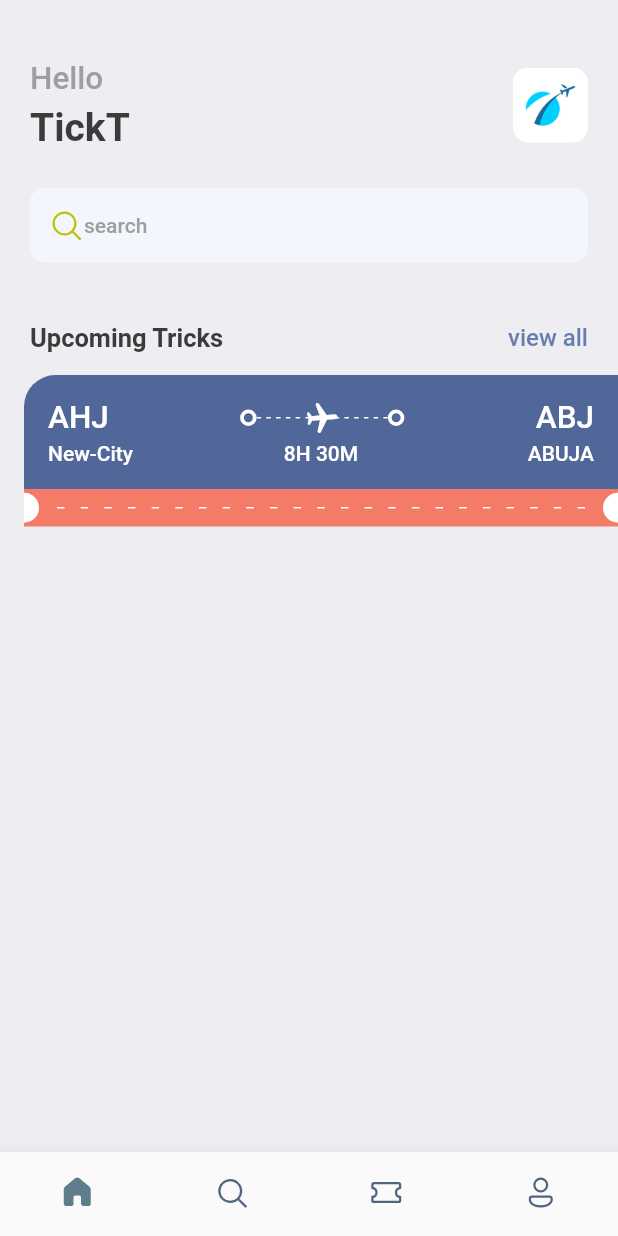
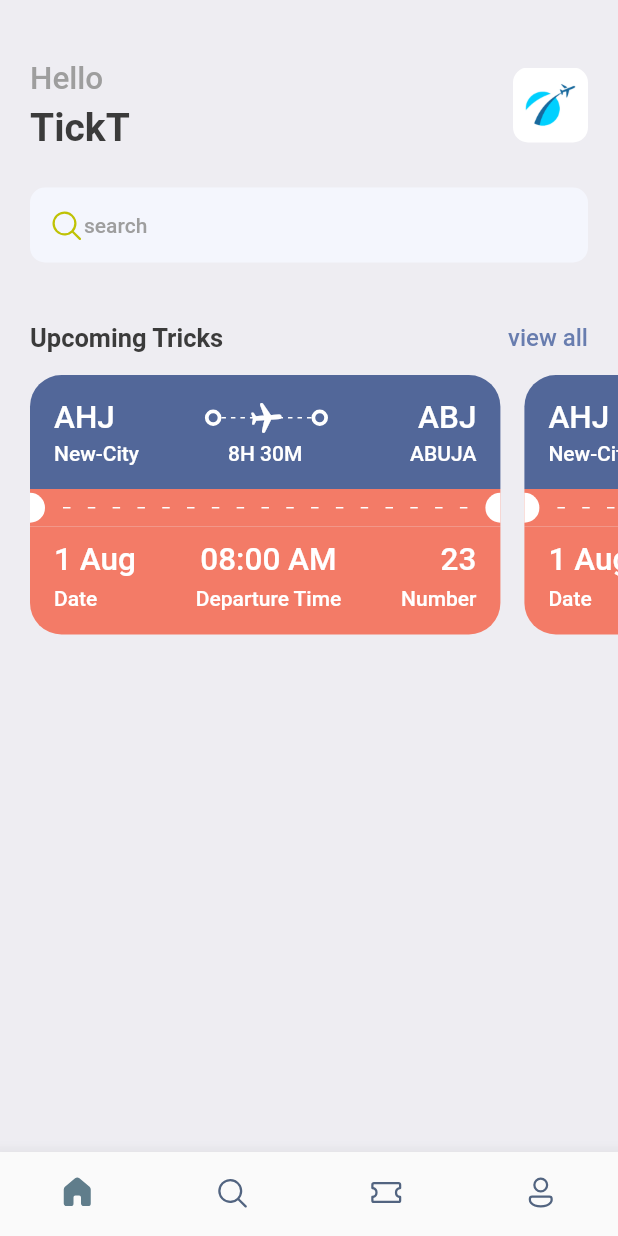
Before and after one commit to theclassical-dev/flutter-ticketTest, a Flutter app: the screen it shows after launch, on a phone screen of 412 x 824 dp. Run offline on Flutter 3.47's test engine with Material 2 defaults, Android fonts, the phone set to English and light mode, and no system bars; our stand-ins replace fluentui_icons, gap.

Commit message:
singleScrollView implementend with the card

```diff
--- a/lib/screens/home_screen.dart
+++ b/lib/screens/home_screen.dart
@@ -87,7 +87,16 @@ class HomeScreen extends StatelessWidget {
           ),
           //first scroll
           const Gap(15),
-          TickView()
+          SingleChildScrollView(
+            scrollDirection: Axis.horizontal,
+            padding: const EdgeInsets.only(left: 20),
+            child: Row(
+              children: const [
+                TickView(),
+                TickView()
+              ],
+            ),
+          )
         ],
       ),
     );
--- a/lib/screens/tick_view.dart
+++ b/lib/screens/tick_view.dart
@@ -12,10 +12,10 @@ class TickView extends StatelessWidget {
   Widget build(BuildContext context) {
     final size = AppLayout.getSize(context);
     return SizedBox(
-      width: size.width,
+      width: size.width*0.8,
       height: 200,
       child: Container(
-        margin: const EdgeInsets.only(left: 16),
+        margin: const EdgeInsets.only(right: 16),
         child: Column(
           mainAxisSize: MainAxisSize.min,
           children: [
@@ -25,7 +25,7 @@ class TickView extends StatelessWidget {
             Container(
               decoration: const BoxDecoration(
                 color: Color(0xFF526799),
-                borderRadius: BorderRadius.only(topLeft: Radius.circular(21))
+                borderRadius: BorderRadius.only(topLeft: Radius.circular(21), topRight: Radius.circular(21))
               ),
               padding: const EdgeInsets.all(16),
               child: Column(
@@ -147,7 +147,61 @@ class TickView extends StatelessWidget {
                   ),
                 ],
               ),
-            )
+            ),
+            /*
+            * bottom part of the orange card/ticket
+            * */
+            Container(
+              decoration: BoxDecoration(
+                  color: Styles.orangeColor,
+                  borderRadius: BorderRadius.only(bottomLeft: Radius.circular(21),
+                  bottomRight: Radius.circular(21)
+                  )
+              ),
+              padding: const EdgeInsets.only(left: 16, top: 10, right: 16, bottom: 16),
+              child: Column(
+                children: [
+                  Row(
+                    mainAxisAlignment: MainAxisAlignment.spaceBetween,
+                    children: [
+                      //first column
+                      Column(
+                        crossAxisAlignment: CrossAxisAlignment.start,
+                        children: [
+                          Text("1 Aug",
+                          style: Styles.headLineStyle3.copyWith(color: Colors.white),),
+                          const Gap(5),
+                          Text("Date",
+                          style: Styles.headLineStyle4.copyWith(color: Colors.white),)
+                        ],
+                      ),
+                      //second column
+                      Column(
+                        crossAxisAlignment: CrossAxisAlignment.center,
+                        children: [
+                          Text("08:00 AM",
+                            style: Styles.headLineStyle3.copyWith(color: Colors.white),),
+                          const Gap(5),
+                          Text("Departure Time",
+                            style: Styles.headLineStyle4.copyWith(color: Colors.white),)
+                        ],
+                      ),
+                      //third column
+                      Column(
+                        crossAxisAlignment: CrossAxisAlignment.end,
+                        children: [
+                          Text("23",
+                            style: Styles.headLineStyle3.copyWith(color: Colors.white),),
+                          const Gap(5),
+                          Text("Number",
+                            style: Styles.headLineStyle4.copyWith(color: Colors.white),)
+                        ],
+                      )
+                    ],
+                  )
+                ],
+              ),
+            ),
           ],
         ),
       ),
```
